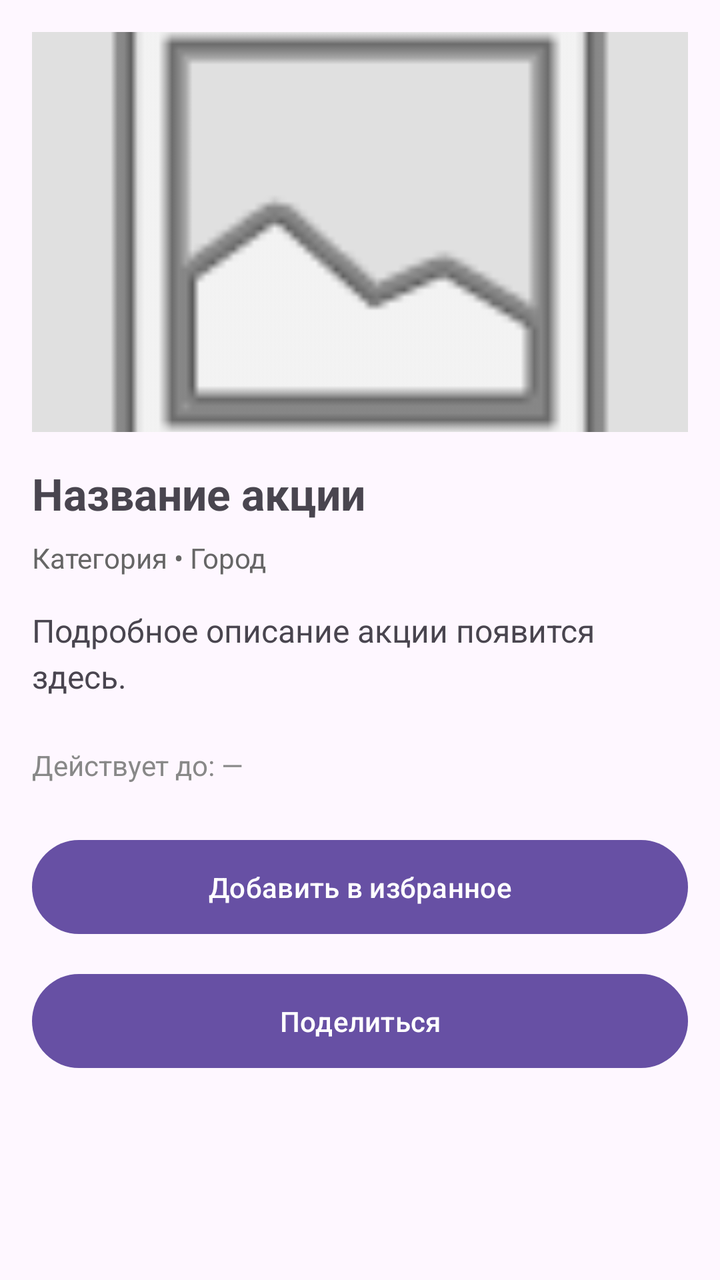
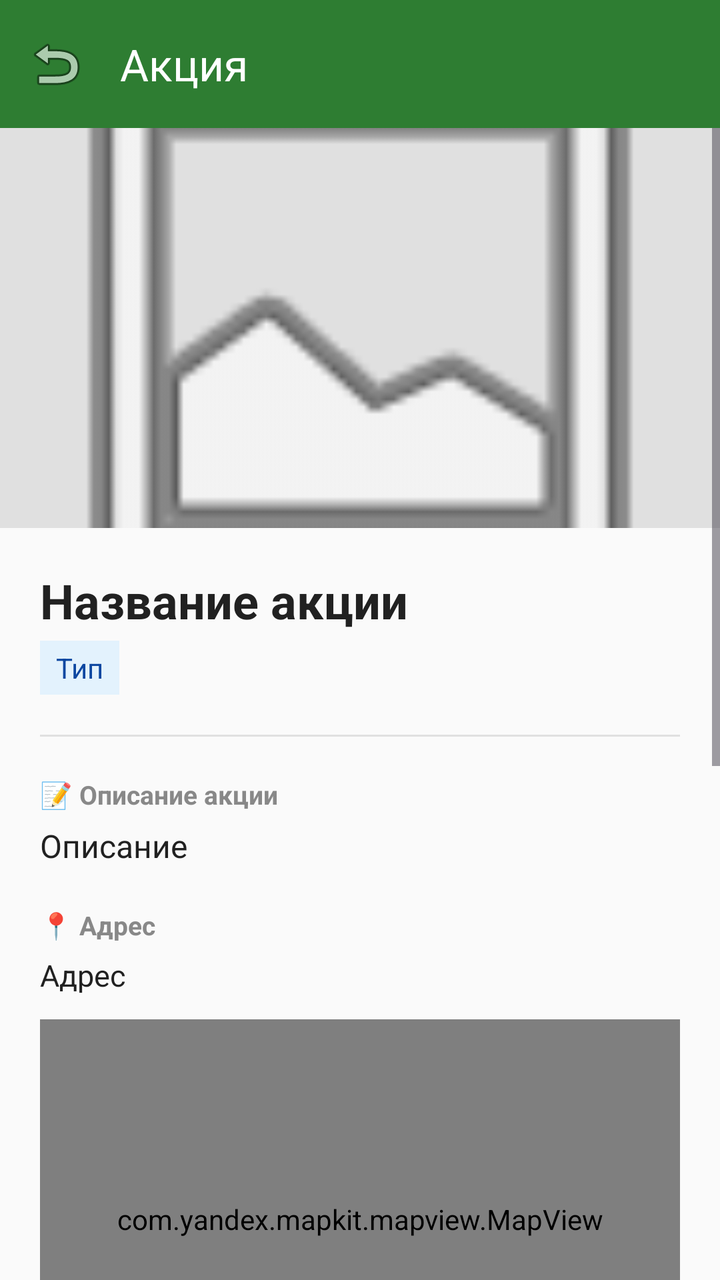

The first picture is an Android layout as it rendered before a commit; the second is the same layout after the commit. The layout source and the unified diff follow.
<!-- AndroidManifest.xml: application theme Theme.SocialNavigator -->
<!-- res/layout/activity_detail.xml -->
<?xml version="1.0" encoding="utf-8"?>
<ScrollView xmlns:android="http://schemas.android.com/apk/res/android"
    android:layout_width="match_parent"
    android:layout_height="match_parent"
    android:fillViewport="true">

    <LinearLayout
        android:layout_width="match_parent"
        android:layout_height="wrap_content"
        android:orientation="vertical"
        android:padding="16dp">

        <ImageView
            android:id="@+id/ivDetailImage"
            android:layout_width="match_parent"
            android:layout_height="200dp"
            android:scaleType="centerCrop"
            android:background="#E0E0E0"
            android:src="@android:drawable/ic_menu_gallery"
            android:layout_marginBottom="16dp"/>

        <TextView
            android:id="@+id/tvDetailTitle"
            android:layout_width="match_parent"
            android:layout_height="wrap_content"
            android:text="Название акции"
            android:textSize="22sp"
            android:textStyle="bold"
            android:layout_marginBottom="8dp"/>

        <TextView
            android:id="@+id/tvDetailCategory"
            android:layout_width="match_parent"
            android:layout_height="wrap_content"
            android:text="Категория • Город"
            android:textSize="14sp"
            android:textColor="#666666"
            android:layout_marginBottom="16dp"/>

        <TextView
            android:id="@+id/tvDetailDescription"
            android:layout_width="match_parent"
            android:layout_height="wrap_content"
            android:text="Подробное описание акции появится здесь."
            android:textSize="16sp"
            android:lineSpacingExtra="4dp"
            android:layout_marginBottom="24dp"/>

        <TextView
            android:id="@+id/tvDetailExpires"
            android:layout_width="match_parent"
            android:layout_height="wrap_content"
            android:text="Действует до: —"
            android:textSize="14sp"
            android:textColor="#888888"
            android:layout_marginBottom="24dp"/>

        <Button
            android:id="@+id/btnToggleFavorite"
            android:layout_width="match_parent"
            android:layout_height="wrap_content"
            android:text="Добавить в избранное"
            android:padding="14dp"
            android:layout_marginBottom="12dp"/>

        <Button
            android:id="@+id/btnShare"
            android:layout_width="match_parent"
            android:layout_height="wrap_content"
            android:text="Поделиться"
            android:padding="14dp"/>

    </LinearLayout>
</ScrollView>
<!-- resources referenced by this layout -->
<resources>
  <style name="Theme.SocialNavigator" parent="Base.Theme.SocialNavigator" />
  <style name="Base.Theme.SocialNavigator" parent="Theme.Material3.DayNight.NoActionBar">
          
          
      </style>
</resources>

<!-- the commit's change to res/layout/activity_detail.xml (unified diff, before → after) -->
@@ -1,74 +1,212 @@
 <?xml version="1.0" encoding="utf-8"?>
-<ScrollView xmlns:android="http://schemas.android.com/apk/res/android"
+<LinearLayout xmlns:android="http://schemas.android.com/apk/res/android"
+    xmlns:app="http://schemas.android.com/apk/res-auto"
     android:layout_width="match_parent"
     android:layout_height="match_parent"
-    android:fillViewport="true">
-
-    <LinearLayout
+    android:orientation="vertical"
+    android:background="#FAFAFA">
+
+    
+    <androidx.appcompat.widget.Toolbar
+        android:id="@+id/toolbarDetail"
         android:layout_width="match_parent"
-        android:layout_height="wrap_content"
-        android:orientation="vertical"
-        android:padding="16dp">
-
-        <ImageView
-            android:id="@+id/ivDetailImage"
-            android:layout_width="match_parent"
-            android:layout_height="200dp"
-            android:scaleType="centerCrop"
-            android:background="#E0E0E0"
-            android:src="@android:drawable/ic_menu_gallery"
-            android:layout_marginBottom="16dp"/>
-
-        <TextView
-            android:id="@+id/tvDetailTitle"
+        android:layout_height="?attr/actionBarSize"
+        android:background="#2E7D32"
+        android:theme="@style/ThemeOverlay.AppCompat.Dark.ActionBar"
+        app:navigationIcon="@android:drawable/ic_menu_revert"
+        app:title="Акция"
+        app:titleTextColor="#FFFFFF"/>
+
+    <ScrollView
+        android:layout_width="match_parent"
+        android:layout_height="match_parent"
+        android:fillViewport="true">
+
+        <LinearLayout
             android:layout_width="match_parent"
             android:layout_height="wrap_content"
-            android:text="Название акции"
-            android:textSize="22sp"
-            android:textStyle="bold"
-            android:layout_marginBottom="8dp"/>
-
-        <TextView
-            android:id="@+id/tvDetailCategory"
-            android:layout_width="match_parent"
-            android:layout_height="wrap_content"
-            android:text="Категория • Город"
-            android:textSize="14sp"
-            android:textColor="#666666"
-            android:layout_marginBottom="16dp"/>
-
-        <TextView
-            android:id="@+id/tvDetailDescription"
-            android:layout_width="match_parent"
-            android:layout_height="wrap_content"
-            android:text="Подробное описание акции появится здесь."
-            android:textSize="16sp"
-            android:lineSpacingExtra="4dp"
-            android:layout_marginBottom="24dp"/>
-
-        <TextView
-            android:id="@+id/tvDetailExpires"
-            android:layout_width="match_parent"
-            android:layout_height="wrap_content"
-            android:text="Действует до: —"
-            android:textSize="14sp"
-            android:textColor="#888888"
-            android:layout_marginBottom="24dp"/>
-
-        <Button
-            android:id="@+id/btnToggleFavorite"
-            android:layout_width="match_parent"
-            android:layout_height="wrap_content"
-            android:text="Добавить в избранное"
-            android:padding="14dp"
-            android:layout_marginBottom="12dp"/>
-
-        <Button
-            android:id="@+id/btnShare"
-            android:layout_width="match_parent"
-            android:layout_height="wrap_content"
-            android:text="Поделиться"
-            android:padding="14dp"/>
-
-    </LinearLayout>
-</ScrollView>
+            android:orientation="vertical">
+
+            
+            <ImageView
+                android:id="@+id/ivDetailImage"
+                android:layout_width="match_parent"
+                android:layout_height="200dp"
+                android:scaleType="centerCrop"
+                android:background="#E0E0E0"
+                android:src="@android:drawable/ic_menu_gallery"/>
+
+            
+            <LinearLayout
+                android:layout_width="match_parent"
+                android:layout_height="wrap_content"
+                android:orientation="vertical"
+                android:padding="20dp">
+
+                
+                <TextView
+                    android:id="@+id/tvDetailTitle"
+                    android:layout_width="match_parent"
+                    android:layout_height="wrap_content"
+                    android:text="Название акции"
+                    android:textSize="24sp"
+                    android:textStyle="bold"
+                    android:textColor="#212121"
+                    android:layout_marginBottom="4dp"/>
+
+                
+                <TextView
+                    android:id="@+id/tvDetailCategory"
+                    android:layout_width="wrap_content"
+                    android:layout_height="wrap_content"
+                    android:text="Тип"
+                    android:textSize="14sp"
+                    android:textColor="#0D47A1"
+                    android:background="#E3F2FD"
+                    android:paddingHorizontal="8dp"
+                    android:paddingVertical="4dp"
+                    android:layout_marginBottom="20dp"/>
+
+                
+                <View
+                    android:layout_width="match_parent"
+                    android:layout_height="1dp"
+                    android:background="#E0E0E0"
+                    android:layout_marginBottom="20dp"/>
+
+                
+                <TextView
+                    android:layout_width="match_parent"
+                    android:layout_height="wrap_content"
+                    android:text="📝 Описание акции"
+                    android:textSize="13sp"
+                    android:textStyle="bold"
+                    android:textColor="#888888"
+                    android:layout_marginBottom="6dp"/>
+
+                <TextView
+                    android:id="@+id/tvDetailDescription"
+                    android:layout_width="match_parent"
+                    android:layout_height="wrap_content"
+                    android:text="Описание"
+                    android:textSize="16sp"
+                    android:textColor="#212121"
+                    android:lineSpacingExtra="4dp"
+                    android:layout_marginBottom="20dp"/>
+
+                
+                <TextView
+                    android:layout_width="match_parent"
+                    android:layout_height="wrap_content"
+                    android:text="📍 Адрес"
+                    android:textSize="13sp"
+                    android:textStyle="bold"
+                    android:textColor="#888888"
+                    android:layout_marginBottom="6dp"/>
+
+                <TextView
+                    android:id="@+id/tvDetailAddress"
+                    android:layout_width="match_parent"
+                    android:layout_height="wrap_content"
+                    android:text="Адрес"
+                    android:textSize="15sp"
+                    android:textColor="#212121"
+                    android:layout_marginBottom="12dp"/>
+
+                
+                <com.yandex.mapkit.mapview.MapView
+                    android:id="@+id/mapview"
+                    android:layout_width="match_parent"
+                    android:layout_height="200dp"
+                    android:layout_marginBottom="20dp"/>
+
+                
+                <TextView
+                    android:layout_width="match_parent"
+                    android:layout_height="wrap_content"
+                    android:text="🕐 Время работы"
+                    android:textSize="13sp"
+                    android:textStyle="bold"
+                    android:textColor="#888888"
+                    android:layout_marginBottom="6dp"/>
+
+                <TextView
+                    android:id="@+id/tvDetailExpires"
+                    android:layout_width="match_parent"
+                    android:layout_height="wrap_content"
+                    android:text="Время работы"
+                    android:textSize="15sp"
+                    android:textColor="#212121"
+                    android:layout_marginBottom="20dp"/>
+
+                
+                <View
+                    android:layout_width="match_parent"
+                    android:layout_height="1dp"
+                    android:background="#E0E0E0"
+                    android:layout_marginBottom="20dp"/>
+
+                
+                <LinearLayout
+                    android:id="@+id/layoutWebsite"
+                    android:layout_width="match_parent"
+                    android:layout_height="wrap_content"
+                    android:orientation="vertical"
+                    android:layout_marginBottom="20dp">
+
+                    <TextView
+                        android:layout_width="match_parent"
+                        android:layout_height="wrap_content"
+                        android:text="🔗 Сайт"
+                        android:textSize="13sp"
+                        android:textStyle="bold"
+                        android:textColor="#888888"
+                        android:layout_marginBottom="6dp"/>
+
+                    <TextView
+                        android:id="@+id/tvDetailWebsite"
+                        android:layout_width="match_parent"
+                        android:layout_height="wrap_content"
+                        android:text="Ссылка"
+                        android:textSize="15sp"
+                        android:textColor="#1976D2"
+                        android:autoLink="web"
+                        android:layout_marginBottom="16dp"/>
+
+                </LinearLayout>
+
+                
+                <Button
+                    android:id="@+id/btnToggleFavorite"
+                    android:layout_width="match_parent"
+                    android:layout_height="wrap_content"
+                    android:text="Добавить в избранное"
+                    android:textSize="15sp"
+                    android:padding="14dp"
+                    android:layout_marginBottom="10dp"/>
+
+                
+                <Button
+                    android:id="@+id/btnOpenWebsite"
+                    android:layout_width="match_parent"
+                    android:layout_height="wrap_content"
+                    android:text="Открыть сайт"
+                    android:textSize="15sp"
+                    android:padding="14dp"
+                    android:layout_marginBottom="10dp"/>
+
+                
+                <Button
+                    android:id="@+id/btnShare"
+                    android:layout_width="match_parent"
+                    android:layout_height="wrap_content"
+                    android:text="Поделиться"
+                    android:textSize="15sp"
+                    android:padding="14dp"/>
+
+            </LinearLayout>
+
+        </LinearLayout>
+    </ScrollView>
+
+</LinearLayout>
